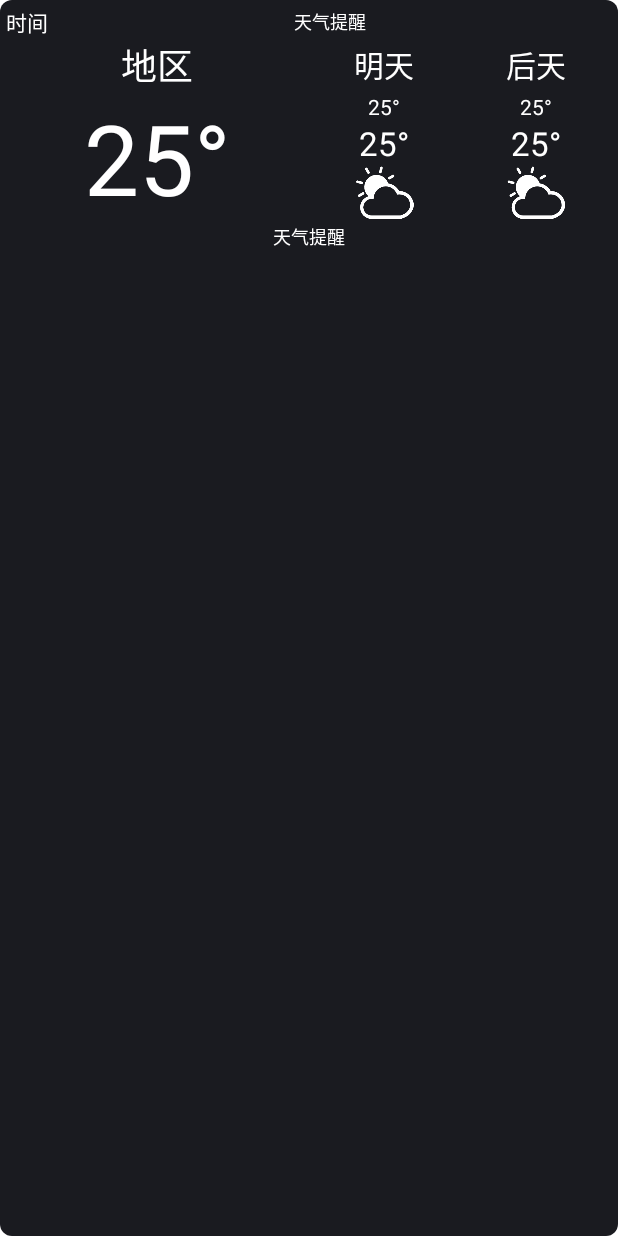
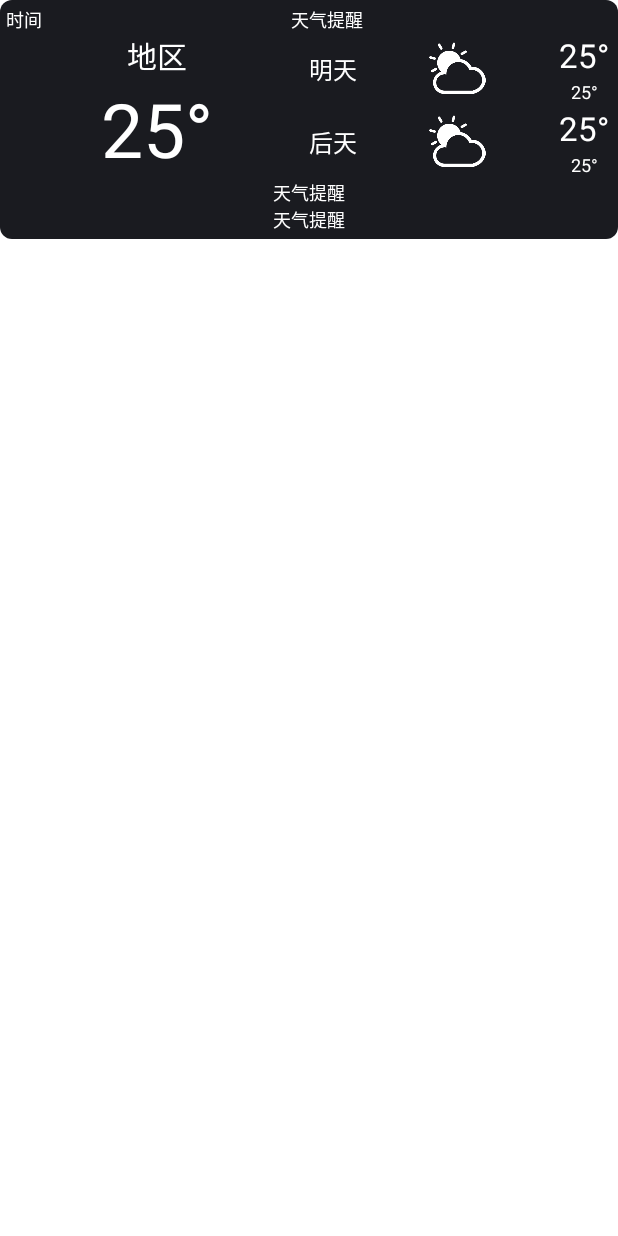
Before and after one commit to jark006/weather_widget, an Android app: the layout widget1.xml on its own in the app's theme, with its tools: preview values and no code run, on a phone screen of 412 x 824 dp. Run offline under Robolectric (Android 15) with nearby library versions, the phone set to English and light mode, and no system bars.

Commit message:
调整UI

```diff
--- a/app/build.gradle
+++ b/app/build.gradle
@@ -9,8 +9,8 @@ android {
         applicationId "com.jark006.weather"
         minSdk 30
         targetSdk 30
-        versionCode 1
-        versionName "1.0"
+        versionCode 11
+        versionName "1.1"
 
         testInstrumentationRunner "androidx.test.runner.AndroidJUnitRunner"
 
--- a/app/src/main/java/com/jark006/weather/Widget1.java
+++ b/app/src/main/java/com/jark006/weather/Widget1.java
@@ -259,7 +259,7 @@ public class Widget1 extends AppWidgetProvider {
             showAppWidgetData(context, remoteViews, district, weatherBean);
 //            Log.d(TAG, "updateAppWidget: UPDATE_SUCCESS");
         } else {
-            remoteViews.setTextViewText(R.id.descriptionTomorrow, district);
+            remoteViews.setTextViewText(R.id.hour_str, district);
 //            Log.d(TAG, "updateAppWidget: Fail");
 
         }
@@ -272,10 +272,13 @@ public class Widget1 extends AppWidgetProvider {
         Log.w(TAG, "showAppWidgetData: enter" );
 
         StringBuilder hourTemp = new StringBuilder();
+        StringBuilder hourStr  = new StringBuilder();
         List<DoubleValue> list = weatherBean.result.hourly.temperature;
         for (int i = 0; i < 10; i++) {
             hourTemp.append((int) list.get(i).value).append("° ");
+            hourStr.append(list.get(i).datetime.substring(11,13)).append("H ");
         }
+        remoteViews.setTextViewText(R.id.hour_temp, hourTemp);
 
         Realtime realtime = weatherBean.result.realtime;
         Daily daily = weatherBean.result.daily;
@@ -284,7 +287,7 @@ public class Widget1 extends AppWidgetProvider {
         String description = weatherBean.result.minutely.description;
 
         remoteViews.setTextViewText(R.id.location, district);
-        remoteViews.setTextViewText(R.id.descriptionTomorrow, forecast.equals(description)? hourTemp.toString() :forecast);
+        remoteViews.setTextViewText(R.id.hour_str, forecast.equals(description)? hourStr.toString() :forecast);
 //        String updateDate = DateUtils.getFormatDate(weatherBean.server_time * 1000, DateUtils.HHmm);
         String updateDate = DateUtils.getFormatDate(System.currentTimeMillis(), DateUtils.HHmm);
         remoteViews.setTextViewText(R.id.updateTime, context.getString(R.string.widget_update_time, updateDate));
--- a/app/src/main/res/layout/widget1.xml
+++ b/app/src/main/res/layout/widget1.xml
@@ -1,15 +1,12 @@
-<RelativeLayout xmlns:android="http://schemas.android.com/apk/res/android"
+<LinearLayout xmlns:android="http://schemas.android.com/apk/res/android"
     xmlns:app="http://schemas.android.com/apk/res-auto"
+    android:id="@+id/widget_rl"
     style="@style/Widget.Weather.AppWidget.Container"
     android:layout_width="match_parent"
-    android:layout_height="match_parent"
-    android:id="@+id/widget_rl"
+    android:layout_height="wrap_content"
+    android:orientation="vertical"
     android:theme="@style/Theme.Weather.AppWidgetContainer">
 
-    <LinearLayout
-        android:layout_width="match_parent"
-        android:layout_height="wrap_content"
-        android:orientation="vertical">
 
     <LinearLayout
         android:layout_width="match_parent"
@@ -18,12 +15,14 @@
 
         <TextView
             android:id="@+id/updateTime"
-                android:text="@string/updateTime"
             android:layout_width="wrap_content"
             android:layout_height="wrap_content"
+            android:text="@string/updateTime"
+            android:textSize="12sp"
             android:textColor="@color/white" />
+
         <TextView
-                android:id="@+id/descriptionTomorrow"
+            android:id="@+id/description"
             android:layout_width="match_parent"
             android:layout_height="match_parent"
             android:gravity="center"
@@ -36,51 +35,33 @@
     <LinearLayout
         android:layout_width="match_parent"
         android:layout_height="wrap_content"
-            android:orientation="horizontal">
+        android:orientation="horizontal"
+        android:baselineAligned="false">
+
+        <LinearLayout
+            android:layout_width="0dp"
+            android:layout_height="wrap_content"
+            android:layout_weight="1"
+            android:orientation="vertical">
 
             <TextView
                 android:id="@+id/location"
-                android:layout_width="0dp"
+                android:layout_width="match_parent"
                 android:layout_height="wrap_content"
-                android:layout_weight="2"
                 android:gravity="center"
                 android:text="@string/district"
-                android:textColor="@color/white"
-                android:textSize="24sp" />
-
-            <TextView
-                android:layout_width="0dp"
-                android:layout_height="match_parent"
-                android:layout_weight="1"
-                android:gravity="center"
-                android:text="@string/tomorrow"
                 android:textColor="@color/white"
                 android:textSize="20sp" />
 
             <TextView
-                android:layout_width="0dp"
-                android:layout_height="match_parent"
-                android:layout_weight="1"
-                android:gravity="center"
-                android:text="@string/big_tomorrow"
-                android:textColor="@color/white"
-                android:textSize="20sp" />
-        </LinearLayout>
-
-        <LinearLayout
+                android:id="@+id/today"
                 android:layout_width="match_parent"
                 android:layout_height="wrap_content"
-            android:orientation="horizontal">
-
-            <TextView
-                android:id="@+id/today"
-                android:layout_width="0dp"
-                android:layout_height="wrap_content"
-                android:layout_weight="2"
                 android:gravity="center"
                 android:text="@string/temp_example"
                 android:textColor="@color/white"
-                android:textSize="65sp" />
+                android:textSize="50sp" />
+        </LinearLayout>
 
     <LinearLayout
         android:layout_width="0dp"
@@ -88,14 +69,32 @@
         android:layout_weight="1"
         android:orientation="vertical">
 
-                <TextView
-                    android:id="@+id/tomorrowRange"
+
+
+        <LinearLayout
             android:layout_width="match_parent"
             android:layout_height="wrap_content"
+            android:layout_weight="1"
+            android:orientation="horizontal">
+
+            <TextView
+                android:layout_width="wrap_content"
+                android:layout_height="match_parent"
                 android:gravity="center"
-                    android:text="@string/temp_example"
-                    android:textColor="@color/white" />
+                android:text="@string/tomorrow"
+                android:textColor="@color/white"
+                android:textSize="16sp" />
 
+            <ImageView
+                android:paddingVertical="5dp"
+                android:id="@+id/tomorrowImg"
+                android:layout_width="wrap_content"
+                android:layout_height="match_parent"
+                app:srcCompat="@drawable/ic_cloud" />
+            <LinearLayout
+                android:layout_width="match_parent"
+                android:layout_height="match_parent"
+                android:orientation="vertical">
                 <TextView
                     android:id="@+id/tomorrow"
                     android:layout_width="match_parent"
@@ -104,29 +103,43 @@
                     android:text="@string/temp_example"
                     android:textColor="@color/white"
                     android:textSize="22sp" />
-
-                <ImageView
-                    android:id="@+id/tomorrowImg"
+                <TextView
+                    android:id="@+id/tomorrowRange"
                     android:layout_width="match_parent"
-                    android:layout_height="wrap_content"
-                    app:srcCompat="@drawable/ic_cloud" />
-
+                    android:layout_height="match_parent"
+                    android:gravity="center"
+                    android:text="@string/temp_example"
+                    android:textColor="@color/white"
+                    android:textSize="12sp" />
+            </LinearLayout>
         </LinearLayout>
 
         <LinearLayout
-                android:layout_width="0dp"
-                android:layout_height="match_parent"
+            android:layout_width="match_parent"
+            android:layout_height="wrap_content"
             android:layout_weight="1"
-                android:orientation="vertical">
+            android:orientation="horizontal">
+
+
 
             <TextView
-                    android:id="@+id/bigTomorrowRange"
+                android:layout_width="wrap_content"
+                android:layout_height="match_parent"
+                android:gravity="center"
+                android:text="@string/big_tomorrow"
+                android:textColor="@color/white"
+                android:textSize="16sp" />
+            <ImageView
+                android:paddingVertical="5dp"
+                android:id="@+id/bigTomorrowImg"
+                android:layout_width="wrap_content"
+                android:layout_height="match_parent"
+                app:srcCompat="@drawable/ic_cloud" />
+
+            <LinearLayout
                 android:layout_width="match_parent"
-                    android:layout_height="wrap_content"
-                    android:gravity="center"
-                    android:text="@string/temp_example"
-                    android:textColor="@color/white" />
-
+                android:layout_height="match_parent"
+                android:orientation="vertical">
                 <TextView
                     android:id="@+id/bigTomorrow"
                     android:layout_width="match_parent"
@@ -135,25 +148,39 @@
                     android:text="@string/temp_example"
                     android:textColor="@color/white"
                     android:textSize="22sp" />
-
-                <ImageView
-                    android:id="@+id/bigTomorrowImg"
+                <TextView
+                    android:id="@+id/bigTomorrowRange"
                     android:layout_width="match_parent"
-                    android:layout_height="wrap_content"
-                    app:srcCompat="@drawable/ic_cloud" />
+                    android:layout_height="match_parent"
+                    android:gravity="center"
+                    android:text="@string/temp_example"
+                    android:textColor="@color/white"
+                    android:textSize="12sp" />
+            </LinearLayout>
 
         </LinearLayout>
 
     </LinearLayout>
-
+    </LinearLayout>
     <TextView
-            android:id="@+id/description"
+        android:id="@+id/hour_str"
         android:layout_width="match_parent"
         android:layout_height="match_parent"
         android:gravity="center"
+        android:text="@string/tips"
         android:textColor="@color/white"
+        android:textSize="12sp"
+        android:typeface="monospace" />
+
+    <TextView
+        android:id="@+id/hour_temp"
+        android:layout_width="match_parent"
+        android:layout_height="match_parent"
+        android:gravity="center"
         android:text="@string/tips"
-            android:textSize="12sp" />
+        android:textColor="@color/white"
+        android:textSize="12sp"
+        android:typeface="monospace" />
+
+
 </LinearLayout>
-
-</RelativeLayout>
```
Also changed, not shown: 1 other file. Lines whose indentation alone changed are shown as unchanged.
